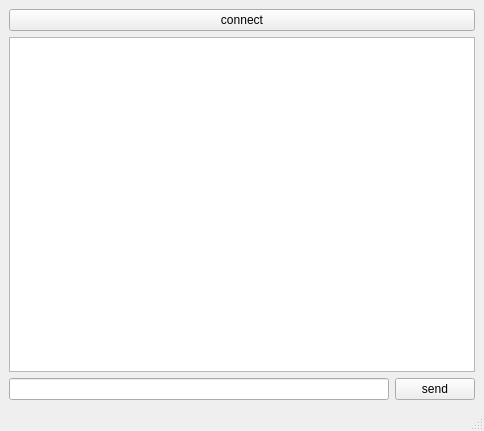
The window that mainwindow.ui (mishamashina/Client) describes before a commit, drawn with Qt 5.
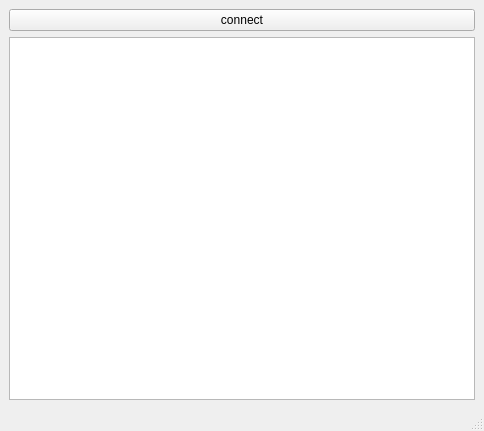
The same window after the commit.

The edit to the form file:
```diff
--- a/mainwindow.ui
+++ b/mainwindow.ui
@@ -18,16 +18,6 @@
     <item row="1" column="0" colspan="2">
      <widget class="QTextBrowser" name="textBrowser"/>
     </item>
-    <item row="2" column="0">
-     <widget class="QLineEdit" name="lineEdit"/>
-    </item>
-    <item row="2" column="1">
-     <widget class="QPushButton" name="pushButton_2">
-      <property name="text">
-       <string>send</string>
-      </property>
-     </widget>
-    </item>
     <item row="0" column="0" colspan="2">
      <widget class="QPushButton" name="pushButton">
       <property name="text">
```
